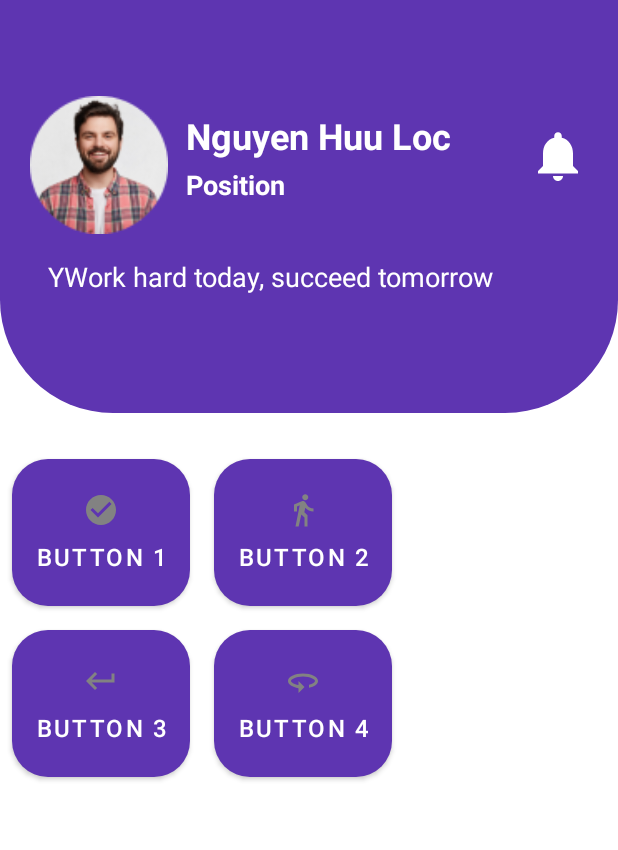
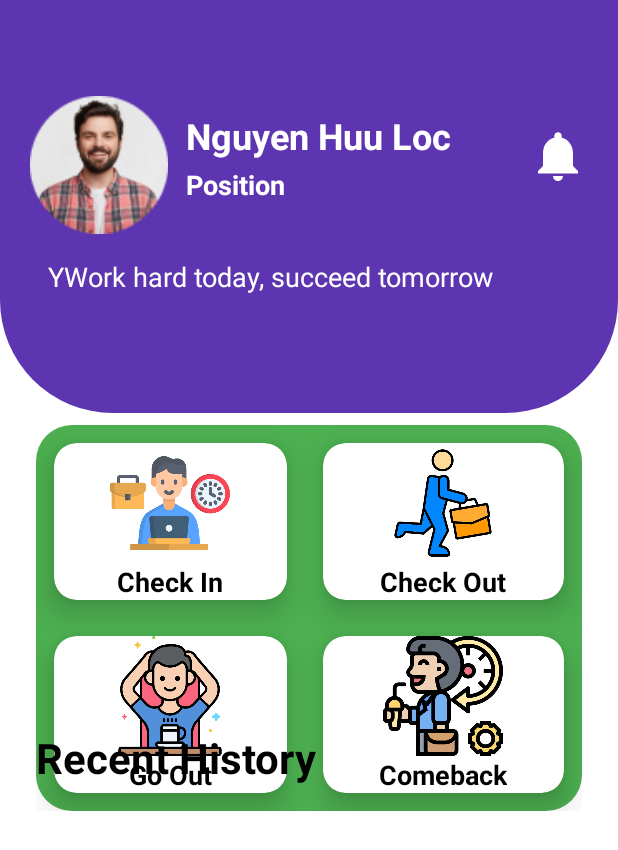
Before and after one commit to HuuLoc0212/TimeKeeping, an Android app built with Jetpack Compose: the screen it shows after launch (MainActivity), on a phone screen of 412 x 824 dp. Shown: the top 850 px of the screen. Run offline under Robolectric (Android 15) with nearby library versions, the phone set to English and light mode, and no system bars.

Commit message:
add Grid

```diff
--- a/app/src/main/res/drawable/check_out.xml
+++ /dev/null
@@ -1,5 +0,0 @@
-<vector xmlns:android="http://schemas.android.com/apk/res/android" android:autoMirrored="true" android:height="24dp" android:tint="#828282" android:viewportHeight="24" android:viewportWidth="24" android:width="24dp">
-
-    <path android:fillColor="@android:color/white" android:pathData="M13.5,5.5c1.1,0 2,-0.9 2,-2s-0.9,-2 -2,-2 -2,0.9 -2,2 0.9,2 2,2zM9.8,8.9L7,23h2.1l1.8,-8 2.1,2v6h2v-7.5l-2.1,-2 0.6,-3C14.8,12 16.8,13 19,13v-2c-1.9,0 -3.5,-1 -4.3,-2.4l-1,-1.6c-0.4,-0.6 -1,-1 -1.7,-1 -0.3,0 -0.5,0.1 -0.8,0.1L6,8.3V13h2V9.6l1.8,-0.7"/>
-
-</vector>
--- a/app/src/main/res/drawable/checkin.xml
+++ /dev/null
@@ -1,5 +0,0 @@
-<vector xmlns:android="http://schemas.android.com/apk/res/android" android:height="24dp" android:tint="#828282" android:viewportHeight="24" android:viewportWidth="24" android:width="24dp">
-
-    <path android:fillColor="@android:color/white" android:pathData="M12,2C6.48,2 2,6.48 2,12s4.48,10 10,10 10,-4.48 10,-10S17.52,2 12,2zM10,17l-5,-5 1.41,-1.41L10,14.17l7.59,-7.59L19,8l-9,9z"/>
-
-</vector>
--- a/app/src/main/res/drawable/checkout.xml
+++ /dev/null
@@ -1,5 +0,0 @@
-<vector xmlns:android="http://schemas.android.com/apk/res/android" android:autoMirrored="true" android:height="24dp" android:tint="#828282" android:viewportHeight="24" android:viewportWidth="24" android:width="24dp">
-
-    <path android:fillColor="@android:color/white" android:pathData="M19,7v4H5.83l3.58,-3.59L8,6l-6,6 6,6 1.41,-1.41L5.83,13H21V7z"/>
-
-</vector>
--- a/app/src/main/res/drawable/comeback.xml
+++ /dev/null
@@ -1,5 +0,0 @@
-<vector xmlns:android="http://schemas.android.com/apk/res/android" android:autoMirrored="true" android:height="24dp" android:tint="#828282" android:viewportHeight="24" android:viewportWidth="24" android:width="24dp">
-
-    <path android:fillColor="@android:color/white" android:pathData="M12,7C6.48,7 2,9.24 2,12c0,2.24 2.94,4.13 7,4.77V20l4,-4 -4,-4v2.73c-3.15,-0.56 -5,-1.9 -5,-2.73 0,-1.06 3.04,-3 8,-3s8,1.94 8,3c0,0.73 -1.46,1.89 -4,2.53v2.05c3.53,-0.77 6,-2.53 6,-4.58 0,-2.76 -4.48,-5 -10,-5z"/>
-
-</vector>
--- a/app/src/main/res/layout/activity_home.xml
+++ b/app/src/main/res/layout/activity_home.xml
@@ -6,6 +6,7 @@
     android:layout_height="match_parent">
 
     <LinearLayout
+        android:id="@+id/View"
         android:orientation="vertical"
         android:layout_width="match_parent"
         android:layout_height="275dp"
@@ -75,73 +76,187 @@
             android:layout_marginTop="16dp"/>
 
     </LinearLayout>
+    <TextView
+        android:id="@+id/txtTimekeeping"
+        android:layout_width="wrap_content"
+        android:layout_height="wrap_content"
+        android:text="Timekeeping"
+        android:textSize="28sp"
+        android:textStyle="bold"
+        android:textColor="@color/black"
+        android:layout_alignParentStart="true"
+        android:layout_alignParentTop="true"
+        android:layout_marginTop="300dp"
+        android:layout_marginStart="24dp"
+        android:layout_marginEnd="24dp"/>
     <GridLayout
+        android:id="@+id/gridlay_out"
         android:layout_width="match_parent"
         android:layout_height="wrap_content"
-
+        android:layout_marginTop="-80dp"
         android:columnCount="2"
         android:rowCount="2"
-        android:layout_centerInParent="true">
+        android:layout_centerInParent="true"
+        android:layout_margin="24dp"
+        android:background="@drawable/btn1_bg"
+        >
 
-        <!-- Button 1: Màu xanh lá cây -->
-        <Button
+        <androidx.cardview.widget.CardView
             android:layout_width="wrap_content"
             android:layout_height="wrap_content"
-            android:layout_columnSpan="1"
-            android:layout_rowSpan="1"
-            android:layout_margin="8dp"
-            android:background="@drawable/btn1_bg"
-            android:drawableTop="@drawable/checkin"
-            android:drawablePadding="8dp"
-            android:text="Button 1"
-            android:textColor="@color/white"
-            android:textSize="16sp"
-            android:padding="16dp"/>
+            app:cardElevation="12dp"
+            app:cardCornerRadius="15dp"
+            android:layout_columnWeight="1"
+            android:layout_rowWeight="1"
+            android:layout_row="0"
+            android:layout_column="0"
+            android:layout_margin="12dp">
 
-        <!-- Button 2: Màu đỏ -->
-        <Button
+            <LinearLayout
+                android:layout_width="match_parent"
+                android:layout_height="match_parent"
+                android:orientation="vertical"
+                android:gravity="center">
+
+                <ImageView
+                    android:layout_width="80dp"
+                    android:layout_height="80dp"
+                    android:src="@drawable/checkin"
+                    android:layout_gravity="center" />
+
+                <TextView
+                    android:layout_width="wrap_content"
+                    android:layout_height="wrap_content"
+                    android:text="Check In"
+                    android:textColor="@color/black"
+                    android:textStyle="bold"
+                    android:textSize="18sp"
+                    android:layout_gravity="center_horizontal" />
+
+            </LinearLayout>
+
+        </androidx.cardview.widget.CardView>
+
+        <androidx.cardview.widget.CardView
             android:layout_width="wrap_content"
             android:layout_height="wrap_content"
-            android:layout_columnSpan="1"
-            android:layout_rowSpan="1"
-            android:layout_margin="8dp"
-            android:background="@drawable/btn2_bg"
-            android:drawableTop="@drawable/check_out"
-            android:drawablePadding="8dp"
-            android:text="Button 2"
-            android:textColor="@color/white"
-            android:textSize="16sp"
-            android:padding="16dp"/>
+            app:cardElevation="12dp"
+            app:cardCornerRadius="15dp"
+            android:layout_columnWeight="1"
+            android:layout_rowWeight="1"
+            android:layout_row="0"
+            android:layout_column="1"
+            android:layout_margin="12dp">
 
-        <!-- Button 3: Màu cam -->
-        <Button
+            <LinearLayout
+                android:layout_width="match_parent"
+                android:layout_height="match_parent"
+                android:orientation="vertical"
+                android:gravity="center">
+
+                <ImageView
+                    android:layout_width="80dp"
+                    android:layout_height="80dp"
+                    android:src="@drawable/checkout"
+                    android:layout_gravity="center" />
+
+                <TextView
+                    android:layout_width="wrap_content"
+                    android:layout_height="wrap_content"
+                    android:text="Check Out"
+                    android:textColor="@color/black"
+                    android:textStyle="bold"
+                    android:textSize="18sp"
+                    android:layout_gravity="center_horizontal" />
+
+            </LinearLayout>
+
+        </androidx.cardview.widget.CardView>
+
+        <androidx.cardview.widget.CardView
             android:layout_width="wrap_content"
             android:layout_height="wrap_content"
-            android:layout_columnSpan="1"
-            android:layout_rowSpan="1"
-            android:layout_margin="8dp"
-            android:background="@drawable/btn3_bg"
-            android:drawableTop="@drawable/checkout"
-            android:drawablePadding="8dp"
-            android:text="Button 3"
-            android:textColor="@color/white"
-            android:textSize="16sp"
-            android:padding="16dp"/>
+            app:cardElevation="12dp"
+            app:cardCornerRadius="15dp"
+            android:layout_columnWeight="1"
+            android:layout_rowWeight="1"
+            android:layout_row="1"
+            android:layout_column="0"
+            android:layout_margin="12dp">
 
-        <!-- Button 4: Màu xanh dương -->
-        <Button
+            <LinearLayout
+                android:layout_width="match_parent"
+                android:layout_height="match_parent"
+                android:orientation="vertical"
+                android:gravity="center">
+
+                <ImageView
+                    android:layout_width="80dp"
+                    android:layout_height="80dp"
+                    android:src="@drawable/relax"
+                    android:layout_gravity="center" />
+
+                <TextView
+                    android:layout_width="wrap_content"
+                    android:layout_height="wrap_content"
+                    android:text="Go Out"
+                    android:textColor="@color/black"
+                    android:textStyle="bold"
+                    android:textSize="18sp"
+                    android:layout_gravity="center_horizontal" />
+
+            </LinearLayout>
+
+        </androidx.cardview.widget.CardView>
+
+        <androidx.cardview.widget.CardView
             android:layout_width="wrap_content"
             android:layout_height="wrap_content"
-            android:layout_columnSpan="1"
-            android:layout_rowSpan="1"
-            android:layout_margin="8dp"
-            android:background="@drawable/btn4_bg"
-            android:drawableTop="@drawable/comeback"
-            android:drawablePadding="8dp"
-            android:text="Button 4"
-            android:textColor="@color/white"
-            android:textSize="16sp"
-            android:padding="16dp"/>
+            app:cardElevation="12dp"
+            app:cardCornerRadius="15dp"
+            android:layout_columnWeight="1"
+            android:layout_rowWeight="1"
+            android:layout_row="1"
+            android:layout_column="1"
+            android:layout_margin="12dp">
+
+            <LinearLayout
+                android:layout_width="match_parent"
+                android:layout_height="match_parent"
+                android:orientation="vertical"
+                android:gravity="center">
+
+                <ImageView
+                    android:layout_width="80dp"
+                    android:layout_height="80dp"
+                    android:src="@drawable/comeback"
+                    android:layout_gravity="center" />
+
+                <TextView
+                    android:layout_width="wrap_content"
+                    android:layout_height="wrap_content"
+                    android:text="Comeback"
+                    android:textColor="@color/black"
+                    android:textStyle="bold"
+                    android:textSize="18sp"
+                    android:layout_gravity="center_horizontal" />
+
+            </LinearLayout>
+
+        </androidx.cardview.widget.CardView>
 
     </GridLayout>
+    <TextView
+        android:id="@+id/txtRecent"
+        android:layout_width="wrap_content"
+        android:layout_height="wrap_content"
+        android:text="Recent History"
+        android:textSize="28sp"
+        android:textStyle="bold"
+        android:textColor="@color/black"
+        android:layout_alignParentStart="true"
+        android:layout_alignParentBottom="true"
+        android:layout_marginBottom="300dp"
+        android:layout_marginStart="24dp"
+        android:layout_marginEnd="24dp"/>
 </RelativeLayout>
```
Also changed, not shown: app/src/main/res/drawable/checkin.png (added), app/src/main/res/drawable/checkout.png (added), app/src/main/res/drawable/comeback.png (added), app/src/main/res/drawable/relax.png (added).
